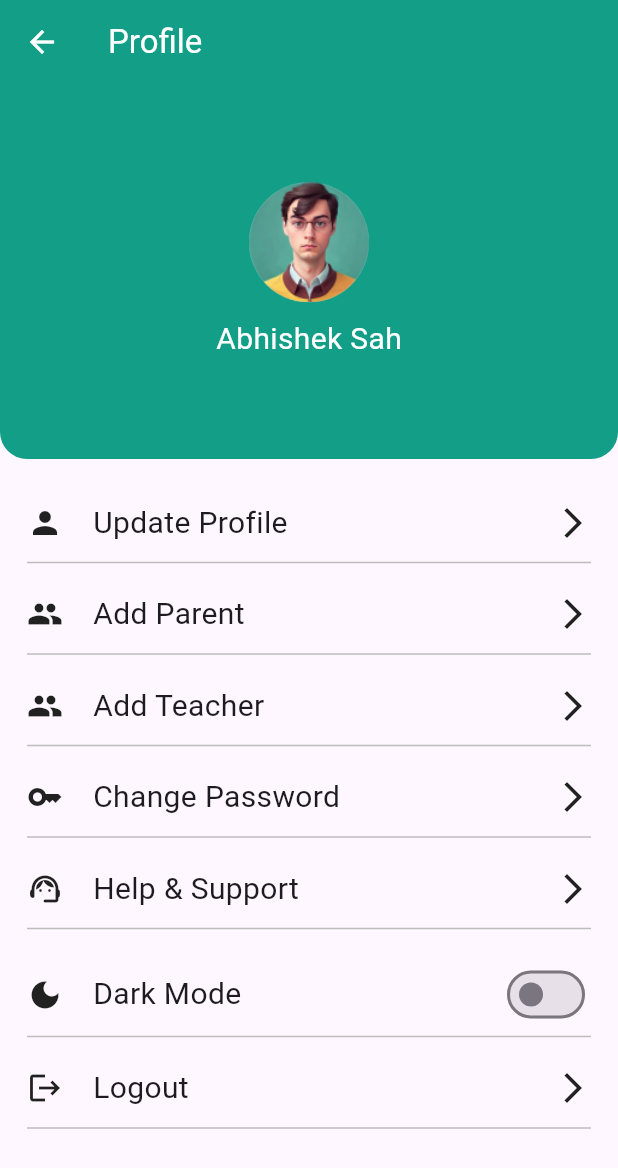
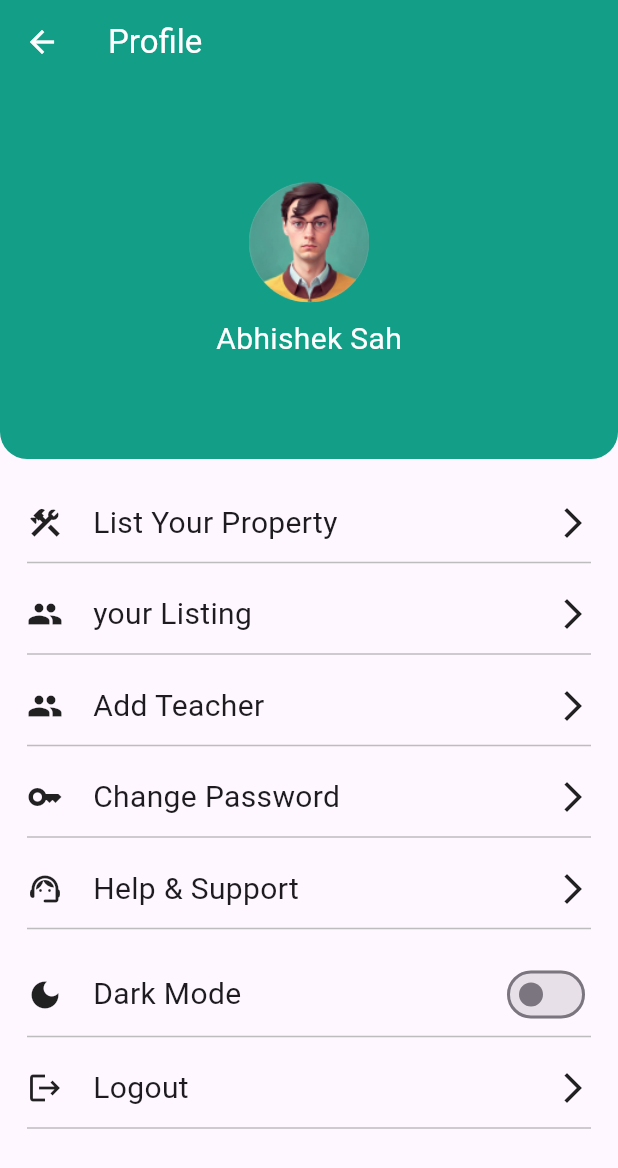
Before and after one commit to jaysisharma/ComfyStay-flutter-app, a Flutter app: the screen it shows after launch, on a phone screen of 412 x 824 dp. Shown: the top 1168 px of the screen. Run offline on Flutter 3.47's test engine with Material 3 defaults, Android fonts, the light colour scheme and no system bars; our stand-ins replace get.

Commit message:
Profile page updated

```diff
--- a/lib/screen/Profile.dart
+++ b/lib/screen/Profile.dart
@@ -63,9 +63,9 @@ class _ProfileScreenState extends State<ProfileScreen> {
               Get.toNamed("/property");
             },
             child: _buildProfileMenu(
-                "Update Profile", Icons.person),
+                "List Your Property", Icons.construction),
           ),
-          _buildProfileMenu("Add Parent", Icons.people),
+          _buildProfileMenu("your Listing", Icons.people),
           _buildProfileMenu("Add Teacher", Icons.people),
           _buildProfileMenu("Change Password", Icons.key),
           _buildProfileMenu("Help & Support", Icons.support_agent_rounded),
```
